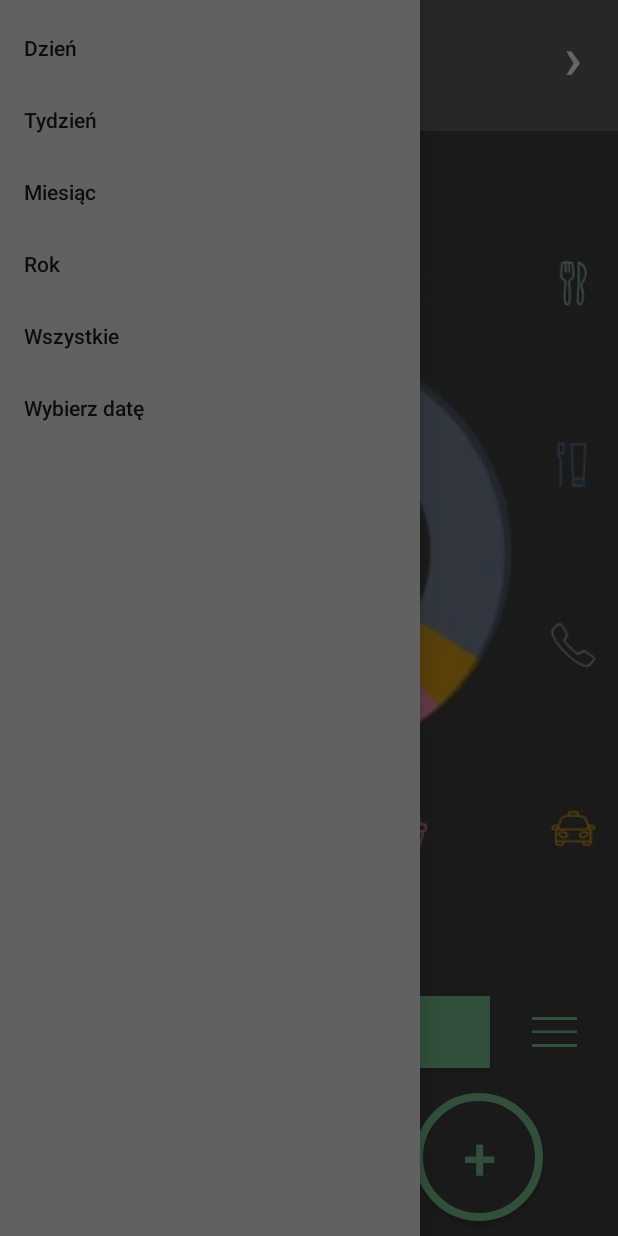
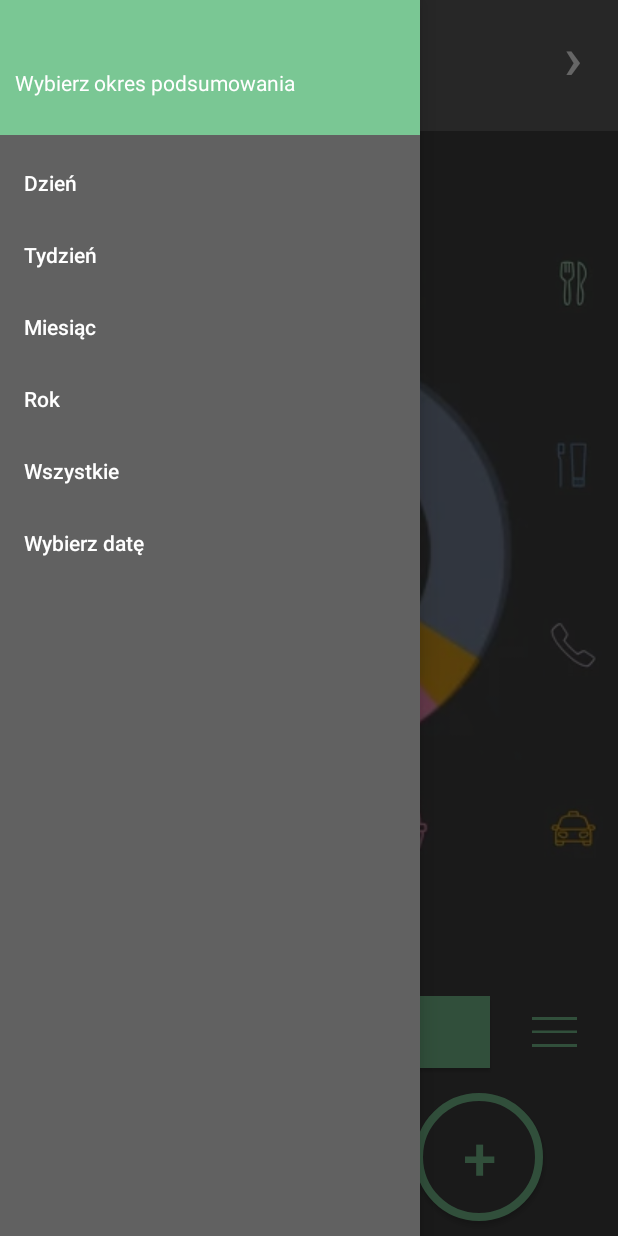
Before and after one commit to jaroslawlesniak/budzet-domowy, an Android app: the screen it shows after launch (homepage), with the side drawer open, on a phone screen of 412 x 824 dp. Run offline under Robolectric (Android 15) with nearby library versions, the phone set to English and light mode, and no system bars.

Commit message:
Added Drawer Navigation

```diff
--- a/app/src/main/res/layout/activity_homepage.xml
+++ b/app/src/main/res/layout/activity_homepage.xml
@@ -344,6 +344,8 @@
         android:layout_gravity="start"
         android:background="@color/colorPrimary"
         android:fitsSystemWindows="true"
+        app:headerLayout="@layout/nav_header"
+        app:itemTextColor="@android:color/background_light"
         app:menu="@menu/nav_menu" />
 
 </androidx.drawerlayout.widget.DrawerLayout>
--- /dev/null
+++ b/app/src/main/res/layout/nav_header.xml
@@ -0,0 +1,23 @@
+<?xml version="1.0" encoding="utf-8"?>
+<androidx.constraintlayout.widget.ConstraintLayout xmlns:android="http://schemas.android.com/apk/res/android"
+    xmlns:app="http://schemas.android.com/apk/res-auto"
+    xmlns:tools="http://schemas.android.com/tools"
+    android:layout_width="match_parent"
+    android:layout_height="wrap_content">
+
+    <TextView
+        android:id="@+id/textView6"
+        android:layout_width="0dp"
+        android:layout_height="wrap_content"
+        android:background="@color/primaryColor"
+        android:paddingLeft="10sp"
+        android:paddingTop="45sp"
+        android:paddingRight="10sp"
+        android:paddingBottom="25sp"
+        android:text="@string/interval_header"
+        android:textColor="@android:color/background_light"
+        android:textSize="14sp"
+        app:layout_constraintEnd_toEndOf="parent"
+        app:layout_constraintStart_toStartOf="parent"
+        app:layout_constraintTop_toTopOf="parent" />
+</androidx.constraintlayout.widget.ConstraintLayout>
--- a/app/src/main/res/values/strings.xml
+++ b/app/src/main/res/values/strings.xml
@@ -3,4 +3,5 @@
     <string name="title_home">Home</string>
     <string name="title_dashboard">Dashboard</string>
     <string name="title_notifications">Notifications</string>
+    <string name="interval_header">Wybierz okres podsumowania</string>
 </resources>
```
